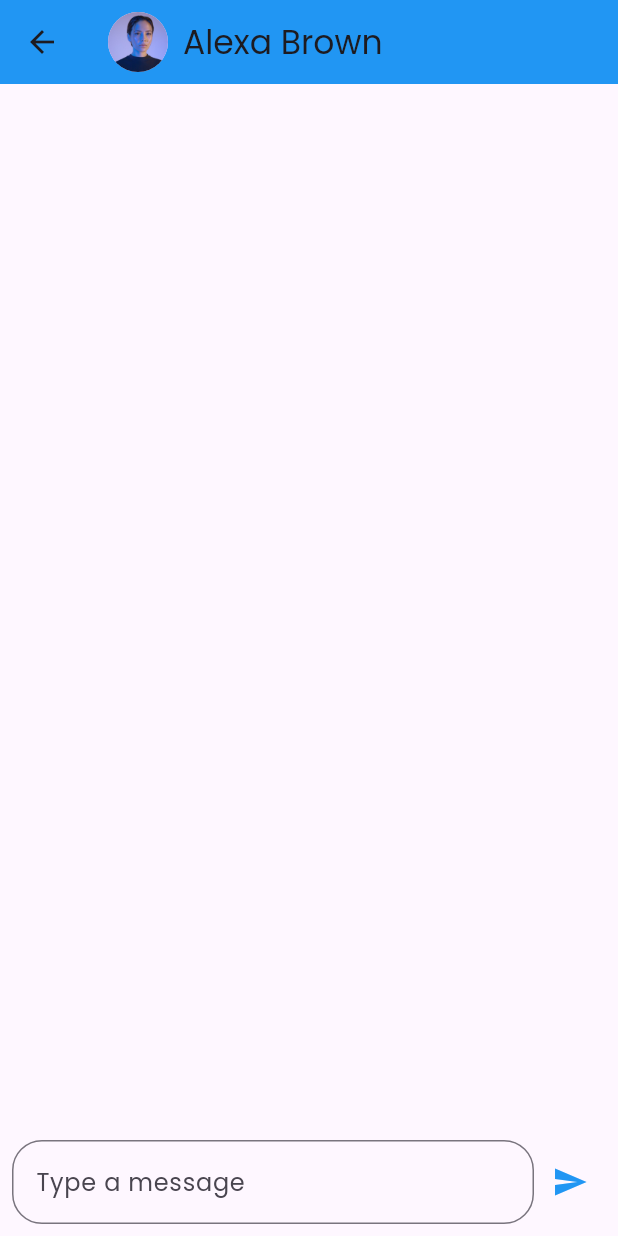
After one commit to Javad228/WiseConnect, a Flutter app: the ChatScreen screen opened directly with sample values from the repository, on a phone screen of 412 x 824 dp. The commit adds this screen. Run offline on Flutter 3.47's test engine with Material 3 defaults, Android fonts, the phone set to English and light mode, and no system bars; our stand-ins replace google_fonts, wakelock_plus.

Commit message:
stable added messages, fixed booking, added service stuff

```diff
--- /dev/null
+++ b/wise_connect/lib/chat_screen.dart
@@ -0,0 +1,100 @@
+// chat_screen.dart
+
+import 'package:flutter/material.dart';
+import 'specialist.dart';
+
+class ChatScreen extends StatefulWidget {
+  final Specialist contact;
+
+  ChatScreen({required this.contact});
+
+  @override
+  _ChatScreenState createState() => _ChatScreenState();
+}
+
+class _ChatScreenState extends State<ChatScreen> {
+  final List<String> messages = []; // Sample list of messages
+  final TextEditingController _controller = TextEditingController();
+
+  @override
+  Widget build(BuildContext context) {
+    return Scaffold(
+      appBar: AppBar(
+        title: Row(
+          children: [
+            CircleAvatar(
+              backgroundImage: AssetImage(widget.contact.imageUrl),
+            ),
+            const SizedBox(width: 10),
+            Text(widget.contact.name),
+          ],
+        ),
+        backgroundColor: Colors.blue,
+      ),
+      body: Column(
+        children: [
+          Expanded(
+            child: ListView.builder(
+              reverse: true,
+              itemCount: messages.length,
+              itemBuilder: (context, index) {
+                return _buildMessageBubble(messages[index]);
+              },
+            ),
+          ),
+          _buildMessageInput(),
+        ],
+      ),
+    );
+  }
+
+  Widget _buildMessageBubble(String message) {
+    return Align(
+      alignment: Alignment.centerRight,
+      child: Container(
+        margin: const EdgeInsets.symmetric(vertical: 5, horizontal: 10),
+        padding: const EdgeInsets.all(10),
+        decoration: BoxDecoration(
+          color: Colors.blueAccent,
+          borderRadius: BorderRadius.circular(8),
+        ),
+        child: Text(
+          message,
+          style: const TextStyle(color: Colors.white),
+        ),
+      ),
+    );
+  }
+
+  Widget _buildMessageInput() {
+    return Padding(
+      padding: const EdgeInsets.all(8.0),
+      child: Row(
+        children: [
+          Expanded(
+            child: TextField(
+              controller: _controller,
+              decoration: const InputDecoration(
+                hintText: 'Type a message',
+                border: OutlineInputBorder(
+                  borderRadius: BorderRadius.all(Radius.circular(20)),
+                ),
+              ),
+            ),
+          ),
+          IconButton(
+            icon: const Icon(Icons.send, color: Colors.blue),
+            onPressed: () {
+              if (_controller.text.isNotEmpty) {
+                setState(() {
+                  messages.insert(0, _controller.text);
+                });
+                _controller.clear();
+              }
+            },
+          ),
+        ],
+      ),
+    );
+  }
+}
--- a/wise_connect/lib/specialist_profile_screen.dart
+++ b/wise_connect/lib/specialist_profile_screen.dart
@@ -1,6 +1,7 @@
 import 'package:flutter/material.dart';
 import 'specialist.dart';
 import 'booking_page.dart';
+import 'main.dart';
 
 class SpecialistProfileScreen extends StatelessWidget {
   final Specialist specialist;
@@ -83,7 +84,8 @@ class SpecialistProfileScreen extends StatelessWidget {
               mainAxisAlignment: MainAxisAlignment.center,
               children: [
                 _buildActionButton('Contact', () {
-                  // Implement contact functionality
+                  homeScreenKey.currentState?.navigateToMessagesWithContact(specialist);
+                  Navigator.of(context).pop();
                 }),
                 SizedBox(width: 10),
                 _buildActionButton('Book Now', () {
@@ -117,6 +119,8 @@ class SpecialistProfileScreen extends StatelessWidget {
     );
   }
 
+
+
   Widget _buildContentGrid() {
     // Placeholder for content grid
     return GridView.builder(
```
Also changed, not shown: wise_connect/lib/booking_page.dart (+12 -8 lines), wise_connect/lib/main.dart (+100 -47 lines), wise_connect/lib/messages_screen.dart (added, +52 -0 lines), wise_connect/lib/service_specialists_screen.dart (added, +52 -0 lines).
